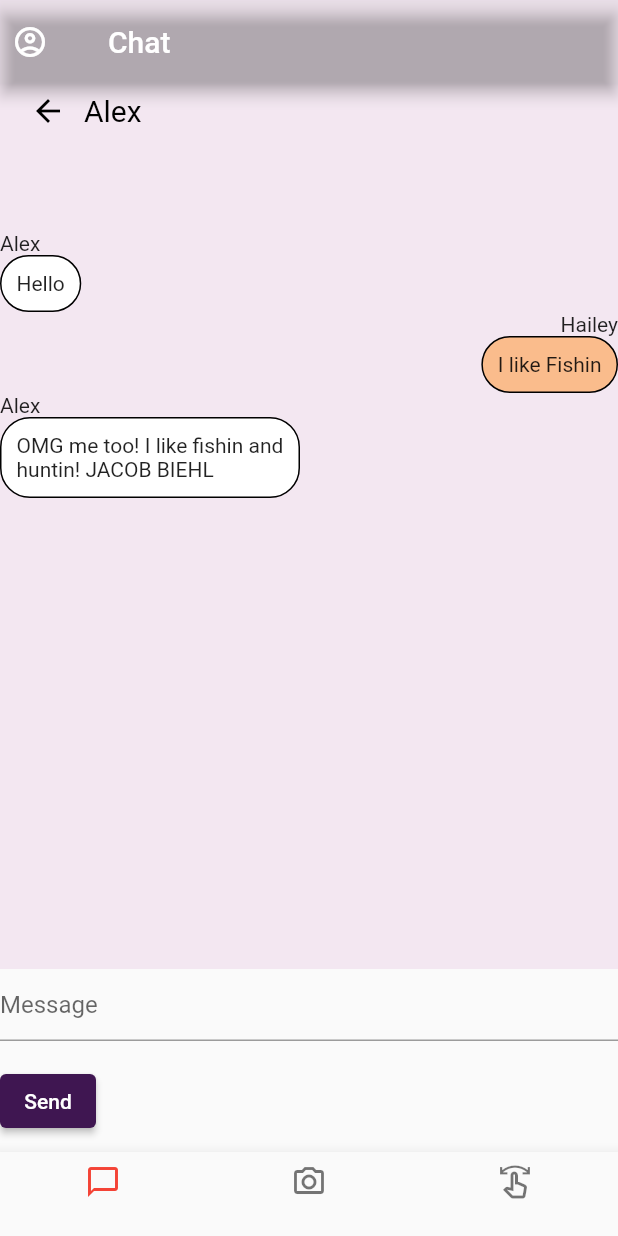
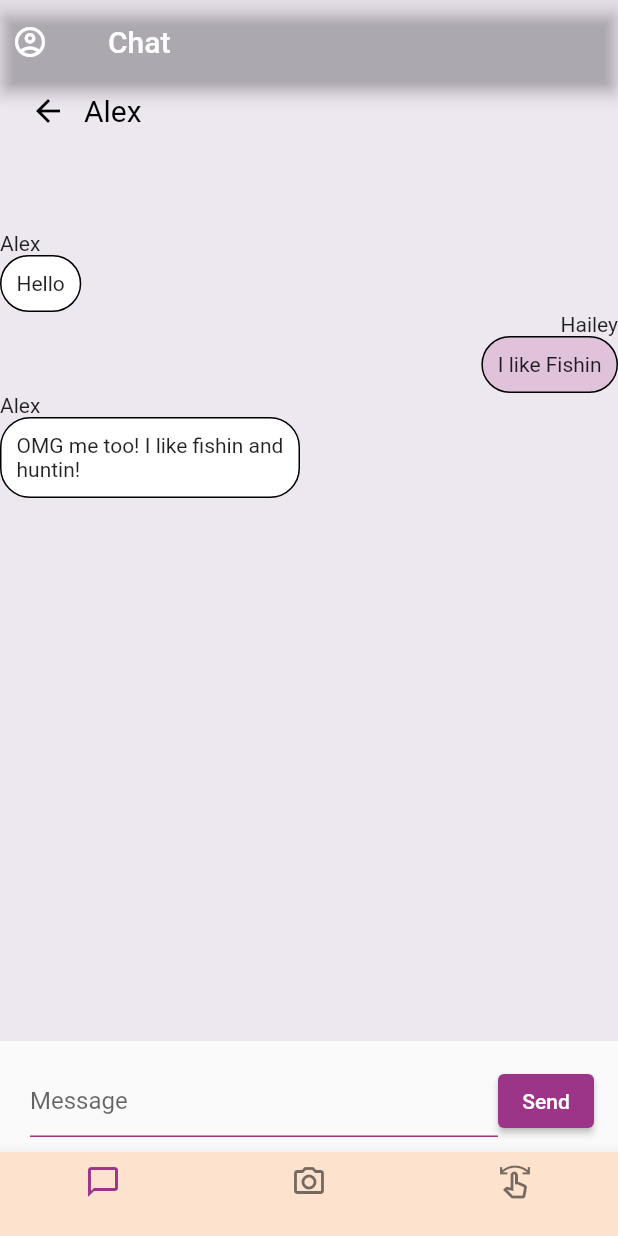
Before and after one commit to awitkowski0/face2face, a Flutter app: the screen it shows after launch, after a tap on the "chat bubble outline" icon, on a phone screen of 412 x 824 dp. Run offline on Flutter 3.47's test engine with Material 2 defaults, Android fonts, the phone set to English and light mode, and no system bars; our stand-ins replace camera, cloud_firestore, firebase_auth, firebase_core, firebase_storage, sqflite and 1 more; accounts and stored records are empty; generated files the repository leaves out were written again; network calls fail.

Commit message:
changed some formatting

```diff
--- a/lib/view_models/chatViewModel.dart
+++ b/lib/view_models/chatViewModel.dart
@@ -6,10 +6,10 @@ import '../models/chat.dart';
 final List<chat> initialData = [
   chat('Hello', 'Alex', 'Hailey', false),
   chat('I like Fishin', 'Hailey', 'Alex', true),
-  chat('OMG me too! I like fishin and huntin! JACOB BIEHL', 'Alex', 'Hailey', false),
-  chat('JACOB BIEHL', 'Jacob', 'Hailey', false),
+  chat('OMG me too! I like fishin and huntin!', 'Alex', 'Hailey', false),
+  chat('Hey this is Matt', 'Matt', 'Hailey', false),
 ];
-final List<String> allNames = ["Alex", "Jacob"];
+final List<String> allNames = ["Alex", "Matt"];
 
 class ChatViewModel with ChangeNotifier {
   // All chats (that will be displayed on the Home screen)
--- a/lib/views/chat_view.dart
+++ b/lib/views/chat_view.dart
@@ -37,7 +37,7 @@ class _ChatState extends State<ChatPage> {
 
     Color? getColor(bool sentByMe){
       if(sentByMe)
-        return Palette.orange[300];
+        return Palette.orchid[100];
       else
         return Colors.white;
     }
@@ -68,6 +68,7 @@ class _ChatState extends State<ChatPage> {
     Widget _buildChat() {
       if(_page == 0) {
         return Container(
+            color: Palette.mauve[50],
             width: MediaQuery
                 .of(context)
                 .size
@@ -85,7 +86,7 @@ class _ChatState extends State<ChatPage> {
                               color: Color(0xFF606060)
                           ),
                           borderRadius: BorderRadius.all(Radius.circular(10)),
-                          color: Palette.mauve[100]
+                          color: Palette.orchid[100]
                       ),
                       width: MediaQuery
                           .of(context)
@@ -132,7 +133,7 @@ class _ChatState extends State<ChatPage> {
         return Column(
             children: [
               Container(
-                  color: Palette.orchid[50],
+                  color: Palette.mauve[50],
                   width: MediaQuery
                       .of(context)
                       .size
@@ -161,7 +162,7 @@ class _ChatState extends State<ChatPage> {
               Expanded(
                   flex: 5,
                   child: Container(
-                      color: Palette.orchid[50],
+                      color: Palette.mauve[50],
                       child: ListView.builder(
                         itemCount: allMsg[_userIndex].length,
                         itemBuilder: (BuildContext context, int index) {
@@ -175,12 +176,18 @@ class _ChatState extends State<ChatPage> {
               Container(
                   child: Form(
                     key: _formKey,
-                    child: Column(
-                      crossAxisAlignment: CrossAxisAlignment.start,
+                    child: Row(
+                      crossAxisAlignment: CrossAxisAlignment.center,
                       children: <Widget>[
-                        TextFormField(
+                        Padding(padding: EdgeInsets.only(left:20)),
+                        SizedBox(
+                          width: MediaQuery.of(context).size.width - 100,
+                          child: TextFormField(
                             controller: messageController,
                             decoration: const InputDecoration(
+                              enabledBorder: UnderlineInputBorder(borderSide: BorderSide(color: Palette.orchid)),
+                              focusedBorder: UnderlineInputBorder(borderSide: BorderSide(color: Palette.orchid, width: 2)),
+                              suffixIconColor: Palette.pink,
                               hintText: 'Message',
                             ),
                             validator: (String? value) {
@@ -189,11 +196,12 @@ class _ChatState extends State<ChatPage> {
                               }
                               return null;
                             },
+                          )
                         ),
                         Padding(
                           padding: const EdgeInsets.symmetric(vertical: 16.0),
                           child: ElevatedButton(
-                            style: ButtonStyle(backgroundColor: MaterialStateProperty.all(Palette.grape[500])),
+                            style: ButtonStyle(backgroundColor: MaterialStateProperty.all(Palette.orchid[500])),
                             onPressed: () {
                               context.read<ChatViewModel>().sendChat(chat(messageController.text,"Hailey",names[_userIndex],true));
                               messageController.text = "";
--- a/lib/views/main_view.dart
+++ b/lib/views/main_view.dart
@@ -5,6 +5,7 @@ import 'package:flutter/material.dart';
 
 import 'camera_view.dart';
 import 'chat_view.dart';
+import 'package:face2face/palette.dart';
 
 late List<CameraDescription> _cameras;
 
@@ -26,6 +27,8 @@ class _MyHomePageState extends State<MyHomePage> {
     // Our navigation bar, should be universal for all pages
     Widget _buildNavigationBar() {
       return BottomNavigationBar(
+        selectedItemColor: Palette.orchid,
+        backgroundColor: Palette.orange[100],
         type: BottomNavigationBarType.fixed,
         currentIndex: _currentIndex,
         onTap: (int index) {
```
Lines whose indentation alone changed are shown as unchanged.
